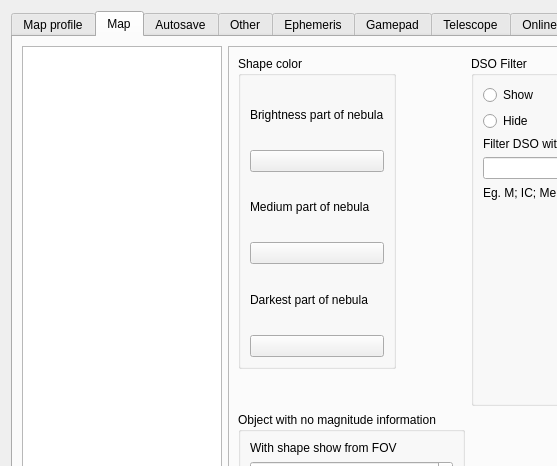
Above: csetting.ui from PavelMr/skytechx before the change; both pictures show x 0 to 557 and y 0 to 466 of the 1109 by 737 pixel window. Below: the same form after it.
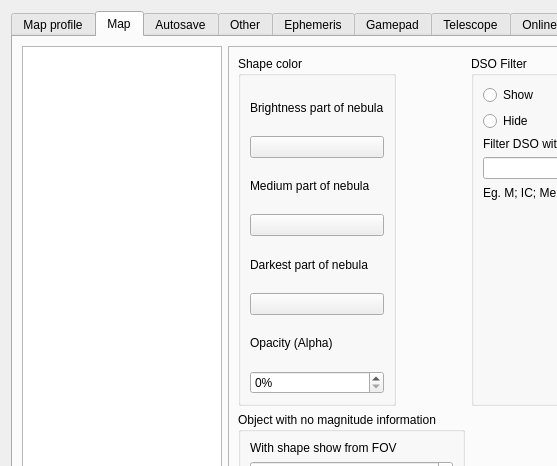
That is the form after the change. The open tabs and pages were chosen to show the change. Icons and pictures are not drawn. Custom widgets are drawn as their Qt base class.

The edit to the form file:
```diff
--- a/csetting.ui
+++ b/csetting.ui
@@ -1139,6 +1139,23 @@
                       </property>
                      </widget>
                     </item>
+                    <item>
+                     <widget class="QLabel" name="label_101">
+                      <property name="text">
+                       <string>Opacity (Alpha)</string>
+                      </property>
+                     </widget>
+                    </item>
+                    <item>
+                     <widget class="QSpinBox" name="sb_shp_alpha">
+                      <property name="suffix">
+                       <string>%</string>
+                      </property>
+                      <property name="maximum">
+                       <number>100</number>
+                      </property>
+                     </widget>
+                    </item>
                    </layout>
                   </item>
                  </layout>
```
Left out of the diff: 2 changed lines with no effect on the pictures.
